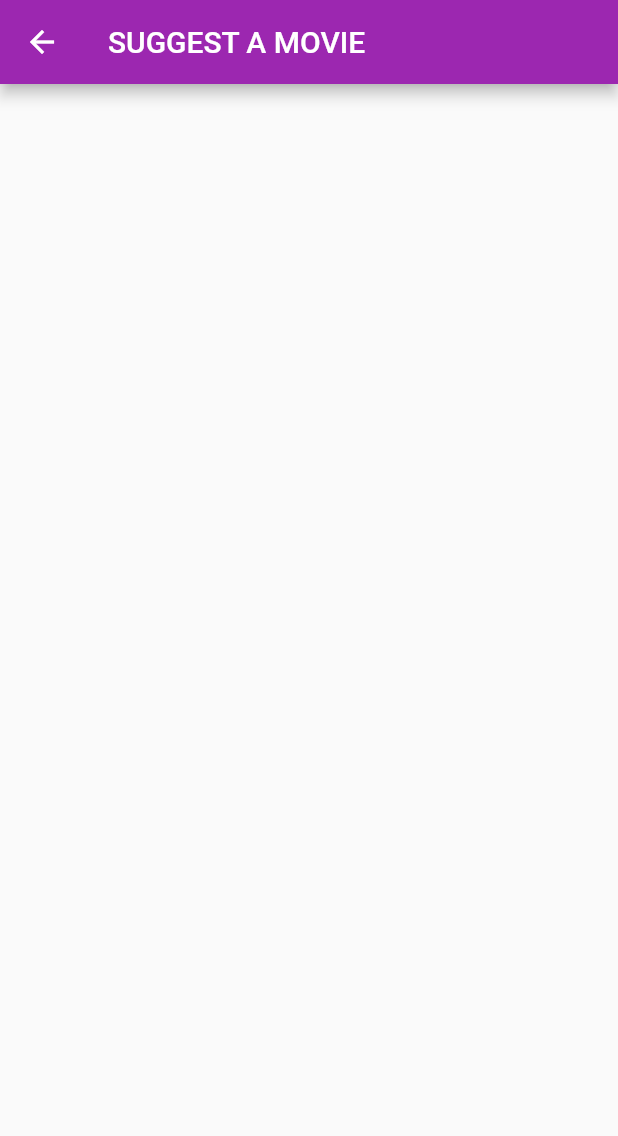
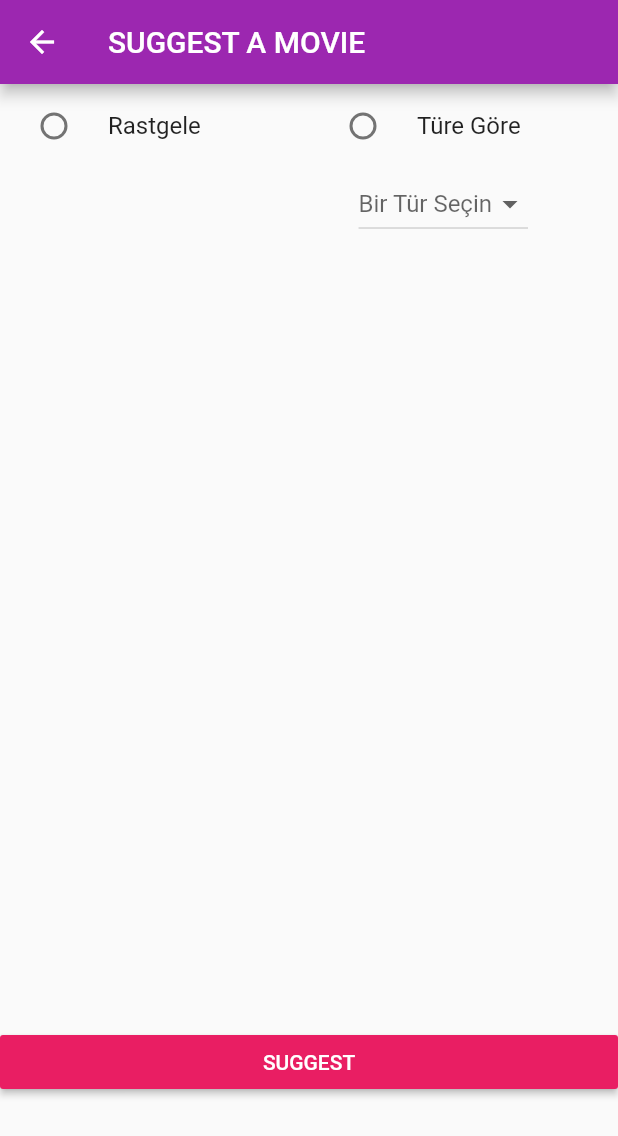
Before and after one commit to se3802018-2019/Suggesty, a Flutter app: the SuggestScreen screen opened by its route, on a phone screen of 412 x 824 dp. Shown: the top 1136 px of the screen. Run offline on Flutter 3.47's test engine with Material 2 defaults, Android fonts, the phone set to English and light mode, and no system bars.

Commit message:
suggest-screen

```diff
--- a/lib/suggest_movie.dart
+++ b/lib/suggest_movie.dart
@@ -6,16 +6,96 @@ class SuggestScreen extends StatefulWidget {
 }
 
 class _SuggestScreenState extends State<SuggestScreen> {
+  String secilenTur;
+  String secilenRadio;
+
   @override
   Widget build(BuildContext context) {
+    double height= MediaQuery.of(context).size.height ;
     return Scaffold(
       appBar: AppBar(
         title: Text("SUGGEST A MOVIE"),
       ),
-      body: Row(
+      body: Column(
         children: <Widget>[
-          Column(
+          Row(
+            children: <Widget>[
+              Expanded(
+                child: RadioListTile(
+                  activeColor: Colors.purple,
+                  title: Text("Rastgele"),
+                  value: "Rastgele",
+                  groupValue: secilenRadio,
+                  onChanged: (secim) {
+                    setState(() {
+                      secilenRadio = secim;
+                      print(secim);
+                    });
+                  },
+                ),
+              ),
+              Expanded(
+                child: RadioListTile(
+                  activeColor: Colors.purple,
+                  title: Text("Türe Göre"),
+                  value: "TüreGöre",
+                  groupValue: secilenRadio,
+                  onChanged: (secim) {
+                    setState(() {
+                      secilenRadio = secim;
+                      print(secim);
+                    });
+                  },
+                ),
+              ),
+            ],
+          ),
+          Row(
+            mainAxisAlignment: MainAxisAlignment.end,
+            children: <Widget>[
+              Padding(
+                padding: const EdgeInsets.only(right: 60),
+                child: DropdownButton<String>(
+                  items: [
+                    DropdownMenuItem(
+                      child: Text("Komedi"),
+                      value: "Komedi",
+                    ),
+                    DropdownMenuItem(
+                      child: Text("Korku"),
+                      value: "Korku",
+                    ),
+                    DropdownMenuItem(
+                      child: Text("Aksiyon"),
+                      value: "Aksiyon",
+                    ),
+                  ],
+                  onChanged: (value) {
+                    setState(() {
+                      secilenTur = value;
+                      print(value);
+                    });
+                  },
+                  hint: Text("Bir Tür Seçin"),
+                  value: secilenTur,
+                ),
+              ),
+            ],
+          ),
+          Padding(padding: EdgeInsets.only(bottom: height-300) ),
+          Row(
+            children: <Widget>[
+              Expanded(
+                child: RaisedButton(
+                  color: Colors.pink,
+                  child: Text("SUGGEST",style: TextStyle(color: Colors.white),),
 
+                  onPressed: (){
+
+                  },
+                ),
+              ),
+            ],
           )
         ],
       ),
```
